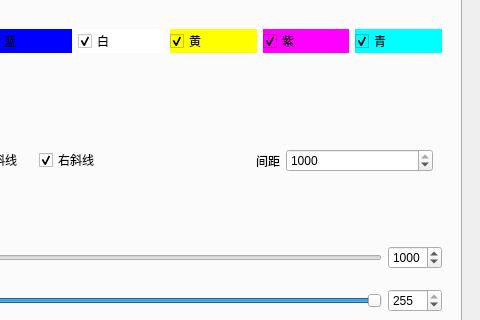
Qt form LED_Display_Demo/LED_Display_Demo/mainwindow.ui (Limitlloss/QT_Study) before a commit; both pictures show x 238 to 718 and y 87 to 407 of the 718 by 629 pixel window.
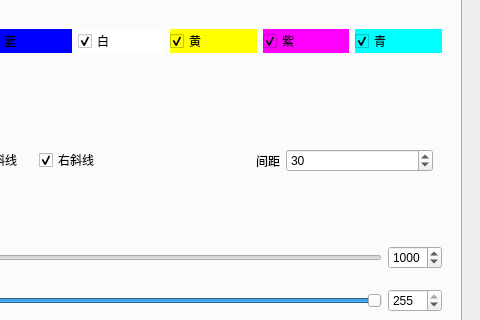
The same form after that commit.

```diff
--- a/LED_Display_Demo/LED_Display_Demo/mainwindow.ui
+++ b/LED_Display_Demo/LED_Display_Demo/mainwindow.ui
@@ -518,7 +518,7 @@
                     <number>1000</number>
                    </property>
                    <property name="value">
-                    <number>1000</number>
+                    <number>30</number>
                    </property>
                   </widget>
                  </item>
```
